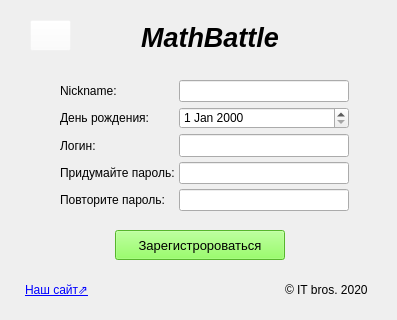
Old version of the form data/ui/Register.ui in the repository TereDom/MathBattle.
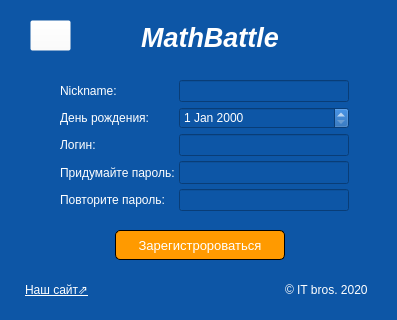
New version of the form. Icons and pictures are not drawn.

```diff
--- a/data/ui/Register.ui
+++ b/data/ui/Register.ui
@@ -13,6 +13,10 @@
   <property name="windowTitle">
    <string>Регистрация</string>
   </property>
+  <property name="styleSheet">
+   <string notr="true">background-color: rgb(13, 86, 166);
+color: rgb(255, 255, 255);</string>
+  </property>
   <widget class="QLabel" name="label_6">
    <property name="geometry">
     <rect>
@@ -71,7 +75,7 @@
     </font>
    </property>
    <property name="text">
-    <string>&lt;html&gt;&lt;head/&gt;&lt;body&gt;&lt;p&gt;&lt;a href=&quot;https://ru.stackoverflow.com/q/851355/255866&quot;&gt;&lt;span style=&quot; text-decoration: underline; color:#0000ff;&quot;&gt;Наш сайт⇗&lt;/span&gt;&lt;/a&gt;&lt;/p&gt;&lt;/body&gt;&lt;/html&gt;</string>
+    <string>&lt;html&gt;&lt;head/&gt;&lt;body&gt;&lt;p&gt;&lt;a href=&quot;https://ru.stackoverflow.com/q/851355/255866&quot;&gt;&lt;span style=&quot; text-decoration: underline; color:#ffffff;&quot;&gt;Наш сайт⇗&lt;/span&gt;&lt;/a&gt;&lt;/p&gt;&lt;/body&gt;&lt;/html&gt;</string>
    </property>
    <property name="openExternalLinks">
     <bool>true</bool>
@@ -163,7 +167,9 @@
     </font>
    </property>
    <property name="styleSheet">
-    <string notr="true">background-color: rgb(120, 255, 62);</string>
+    <string notr="true">background-color: rgb(255, 154, 0);
+border: 1px solid black;
+border-radius: 5px;</string>
    </property>
    <property name="text">
     <string>Зарегистророваться</string>
@@ -298,6 +304,9 @@
         <height>20</height>
        </size>
       </property>
+      <property name="styleSheet">
+       <string notr="true"/>
+      </property>
      </widget>
     </item>
     <item row="2" column="1">
```
Left out of the diff: 2 changed lines with no effect on the pictures.
